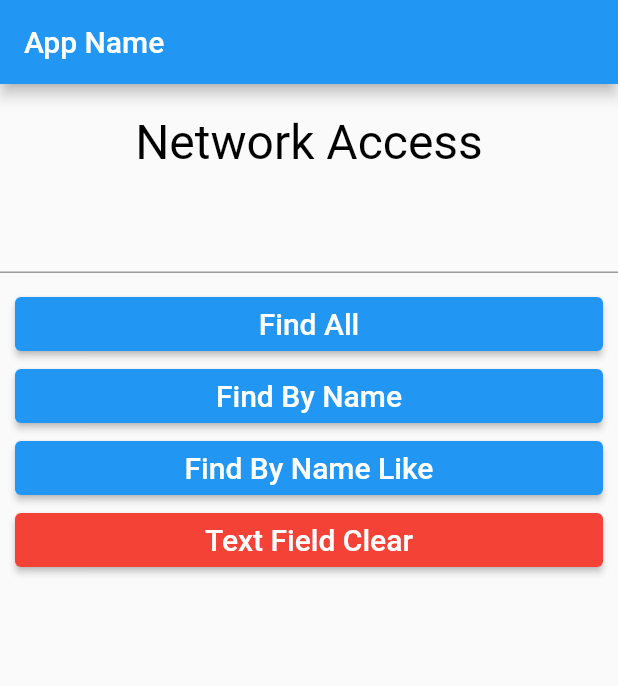
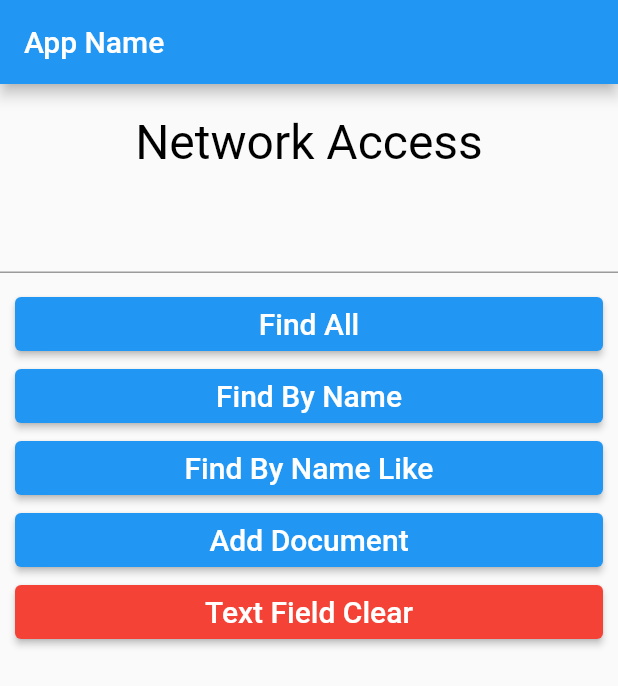
Before and after one commit to Sho-Nagato/flutter-training, a Flutter app: the screen it shows after launch, on a phone screen of 412 x 824 dp. Shown: the top 686 px of the screen. Run offline on Flutter 3.47's test engine with Material 2 defaults, Android fonts, the phone set to English and light mode, and no system bars; our stand-ins replace cloud_firestore, firebase_core; accounts and stored records are empty.

Commit message:
fix Add Document

```diff
--- a/lib/main.dart
+++ b/lib/main.dart
@@ -138,6 +138,20 @@ class _MyHomePageState extends State<MyHomePage> {
               child: SizedBox(
                 width: double.infinity,
                 child:  ElevatedButton(
+                  onPressed: addDoc,
+                  style: ElevatedButton.styleFrom(
+                    backgroundColor: Colors.blue
+                  ),
+                  child: const Text("Add Document", style: TextStyle(fontSize: 20.0),)
+                )
+              ),
+            ),
+
+            Padding(
+              padding: const EdgeInsets.symmetric(horizontal: 10),
+              child: SizedBox(
+                width: double.infinity,
+                child:  ElevatedButton(
                   onPressed: () {
                     _controller.text = "";
                   },
@@ -196,4 +210,16 @@ class _MyHomePageState extends State<MyHomePage> {
     }
     _controller.text = msg;
   }
+
+  void addDoc() async {
+    List<String> inputMsg = _controller.text.split(",");
+    Map<String, dynamic> data = {
+      "name":inputMsg[0],
+      "mail":inputMsg[1],
+      "age":int.parse(inputMsg[2])
+    };
+    FirebaseFirestore fireStore = FirebaseFirestore.instance;
+    await fireStore.collection("mydata").add(data);
+    _controller.text = "";
+  }
 }
```
